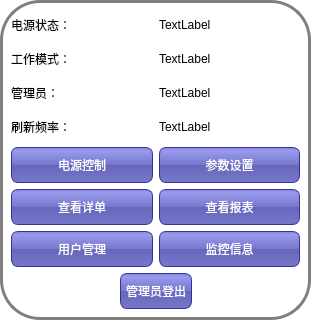
First picture: the form in Master/managercontrolpanel.ui, repository L-Jay1999/DistributedTemperatureControlSystem, before the edit.
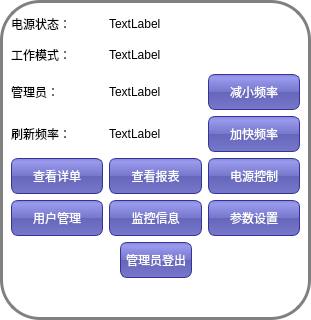
Second picture: the form after the edit.

Commit message: 修改Requests，修改参数设置，主页面添加错误消息

Diff of the .ui file:
```diff
--- a/Master/managercontrolpanel.ui
+++ b/Master/managercontrolpanel.ui
@@ -81,6 +81,13 @@
      </property>
     </widget>
    </item>
+   <item row="4" column="2">
+    <widget class="QPushButton" name="pushButton_rate_up">
+     <property name="text">
+      <string>减小频率</string>
+     </property>
+    </widget>
+   </item>
    <item row="4" column="0">
     <widget class="QLabel" name="label_3">
      <property name="text">
@@ -102,6 +109,16 @@
      </property>
     </widget>
    </item>
+   <item row="7" column="2">
+    <widget class="QPushButton" name="pushButton_power">
+     <property name="styleSheet">
+      <string notr="true"/>
+     </property>
+     <property name="text">
+      <string>电源控制</string>
+     </property>
+    </widget>
+   </item>
    <item row="7" column="1">
     <widget class="QPushButton" name="pushButton_report">
      <property name="text">
@@ -109,41 +126,7 @@
      </property>
     </widget>
    </item>
-   <item row="2" column="1">
-    <widget class="QLabel" name="label_power">
-     <property name="text">
-      <string>TextLabel</string>
-     </property>
-    </widget>
-   </item>
-   <item row="6" column="0">
-    <widget class="QPushButton" name="pushButton_power">
-     <property name="styleSheet">
-      <string notr="true"/>
-     </property>
-     <property name="text">
-      <string>电源控制</string>
-     </property>
-    </widget>
-   </item>
-   <item row="7" column="0">
-    <widget class="QPushButton" name="pushButton_detail">
-     <property name="text">
-      <string>查看详单</string>
-     </property>
-    </widget>
-   </item>
-   <item row="6" column="1">
-    <widget class="QPushButton" name="pushButton_parameter">
-     <property name="styleSheet">
-      <string notr="true"/>
-     </property>
-     <property name="text">
-      <string>参数设置</string>
-     </property>
-    </widget>
-   </item>
-   <item row="9" column="0" colspan="2">
+   <item row="9" column="0" colspan="3">
     <layout class="QHBoxLayout" name="horizontalLayout_2">
      <item>
       <spacer name="horizontalSpacer">
@@ -180,6 +163,47 @@
      </item>
     </layout>
    </item>
+   <item row="5" column="2">
+    <widget class="QPushButton" name="pushButton_rate_down">
+     <property name="text">
+      <string>加快频率</string>
+     </property>
+    </widget>
+   </item>
+   <item row="2" column="1">
+    <widget class="QLabel" name="label_power">
+     <property name="text">
+      <string>TextLabel</string>
+     </property>
+    </widget>
+   </item>
+   <item row="7" column="0">
+    <widget class="QPushButton" name="pushButton_detail">
+     <property name="text">
+      <string>查看详单</string>
+     </property>
+    </widget>
+   </item>
+   <item row="8" column="2">
+    <widget class="QPushButton" name="pushButton_mode">
+     <property name="styleSheet">
+      <string notr="true"/>
+     </property>
+     <property name="text">
+      <string>参数设置</string>
+     </property>
+    </widget>
+   </item>
+   <item row="10" column="0" colspan="3">
+    <widget class="QLabel" name="label_error_info">
+     <property name="text">
+      <string/>
+     </property>
+     <property name="alignment">
+      <set>Qt::AlignCenter</set>
+     </property>
+    </widget>
+   </item>
   </layout>
  </widget>
  <resources/>
```
The commit also changes 4 other files.
